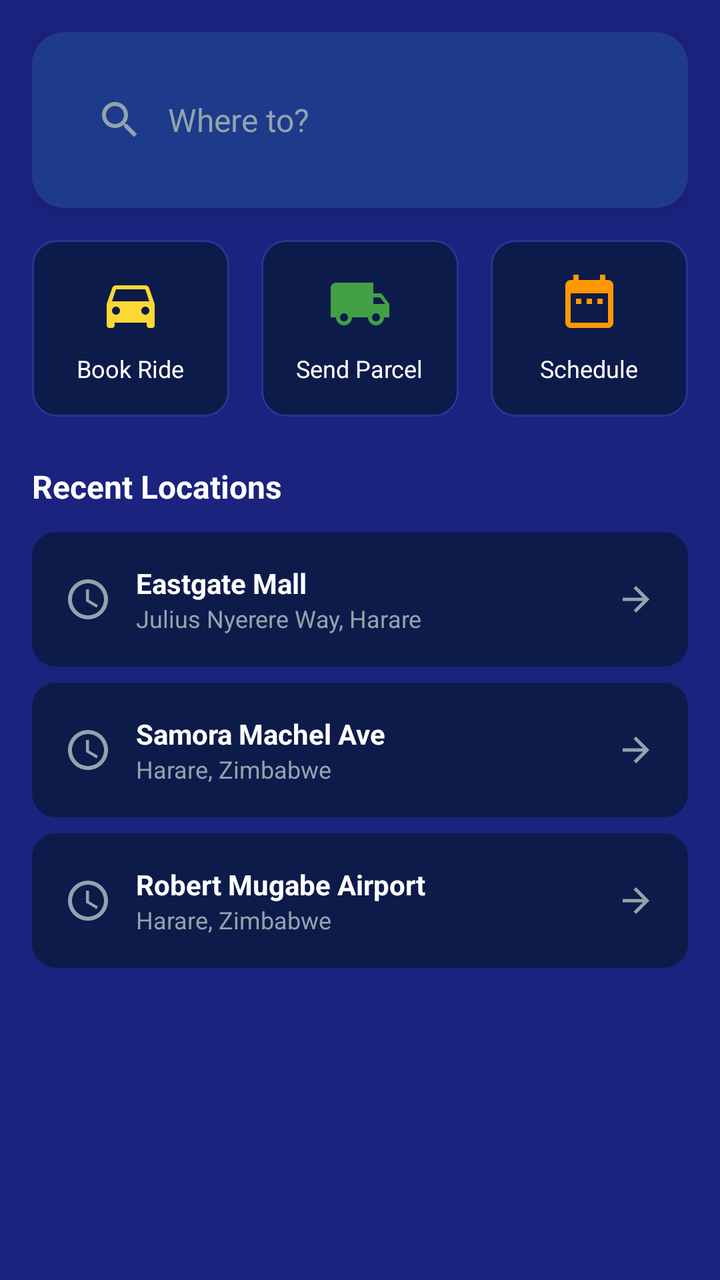
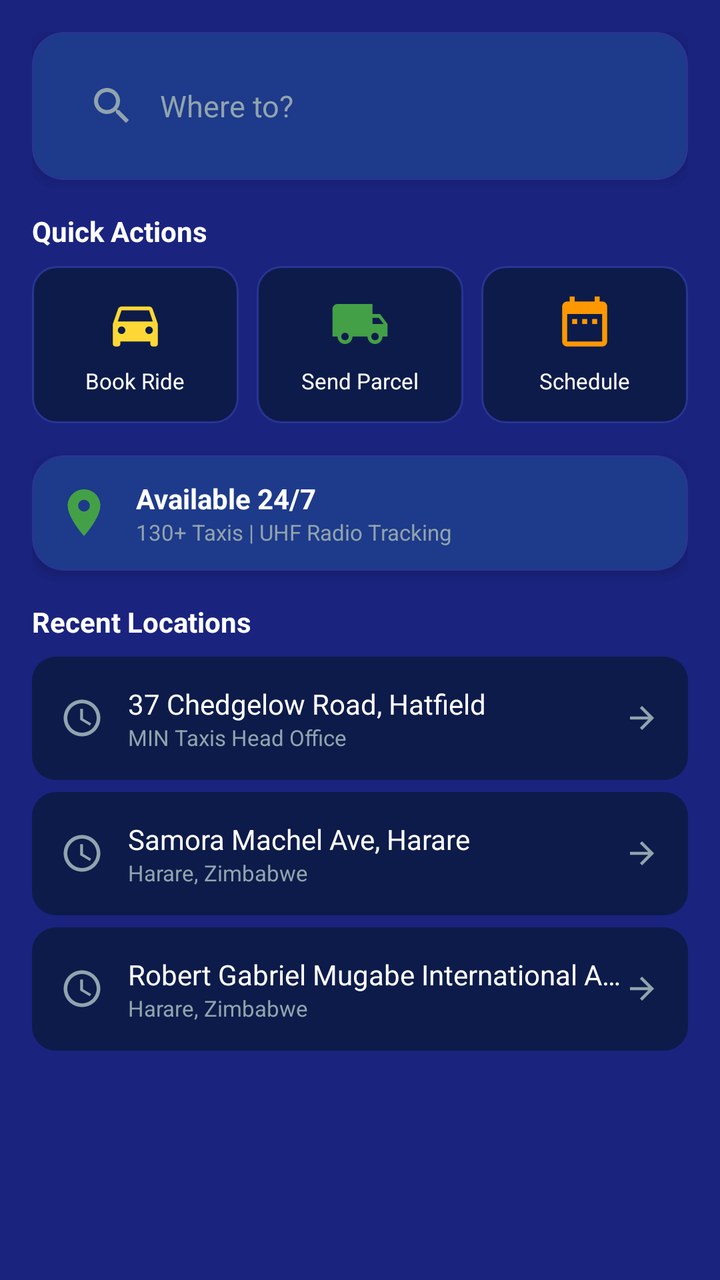

The first picture is an Android layout as it rendered before a commit; the second is the same layout after the commit. The layout source and the unified diff follow.
<!-- AndroidManifest.xml: application theme Theme.MinTaxis -->
<!-- res/layout/fragment_home.xml -->
<?xml version="1.0" encoding="utf-8"?>
<ScrollView 
    xmlns:android="http://schemas.android.com/apk/res/android"
    xmlns:app="http://schemas.android.com/apk/res-auto"
    android:layout_width="match_parent"
    android:layout_height="match_parent"
    android:background="@color/mintaxis_navy"
    android:fillViewport="true">

    <androidx.constraintlayout.widget.ConstraintLayout
        android:layout_width="match_parent"
        android:layout_height="wrap_content"
        android:padding="16dp">

        
        <com.google.android.material.card.MaterialCardView
            android:id="@+id/searchCard"
            style="@style/MinTaxis.Card"
            android:layout_width="0dp"
            android:layout_height="wrap_content"
            app:layout_constraintEnd_toEndOf="parent"
            app:layout_constraintStart_toStartOf="parent"
            app:layout_constraintTop_toTopOf="parent">

            <LinearLayout
                android:layout_width="match_parent"
                android:layout_height="wrap_content"
                android:orientation="vertical"
                android:padding="16dp">

                <EditText
                    android:id="@+id/searchDestination"
                    android:layout_width="match_parent"
                    android:layout_height="56dp"
                    android:background="@drawable/search_background"
                    android:drawableStart="@drawable/ic_search"
                    android:drawablePadding="12dp"
                    android:drawableTint="@color/mintaxis_text_muted"
                    android:hint="@string/where_to"
                    android:inputType="text"
                    android:paddingHorizontal="16dp"
                    android:textColor="@color/mintaxis_text_primary"
                    android:textColorHint="@color/mintaxis_text_muted"
                    android:textSize="16sp" />

            </LinearLayout>

        </com.google.android.material.card.MaterialCardView>

        
        <LinearLayout
            android:id="@+id/quickActions"
            android:layout_width="0dp"
            android:layout_height="wrap_content"
            android:orientation="horizontal"
            android:layout_marginTop="16dp"
            app:layout_constraintEnd_toEndOf="parent"
            app:layout_constraintStart_toStartOf="parent"
            app:layout_constraintTop_toBottomOf="@id/searchCard">

            
            <LinearLayout
                android:id="@+id/bookRideButton"
                android:layout_width="0dp"
                android:layout_height="wrap_content"
                android:layout_weight="1"
                android:orientation="vertical"
                android:gravity="center"
                android:background="@drawable/action_button_background"
                android:padding="16dp"
                android:layout_marginEnd="8dp">

                <ImageView
                    android:layout_width="32dp"
                    android:layout_height="32dp"
                    android:src="@drawable/ic_car"
                    android:tint="@color/mintaxis_yellow" />

                <TextView
                    android:layout_width="wrap_content"
                    android:layout_height="wrap_content"
                    android:text="Book Ride"
                    android:textColor="@color/mintaxis_text_primary"
                    android:textSize="12sp"
                    android:layout_marginTop="8dp" />

            </LinearLayout>

            
            <LinearLayout
                android:layout_width="0dp"
                android:layout_height="wrap_content"
                android:layout_weight="1"
                android:orientation="vertical"
                android:gravity="center"
                android:background="@drawable/action_button_background"
                android:padding="16dp"
                android:layout_marginStart="8dp"
                android:layout_marginEnd="8dp">

                <ImageView
                    android:layout_width="32dp"
                    android:layout_height="32dp"
                    android:src="@drawable/ic_parcel"
                    android:tint="@color/mintaxis_green" />

                <TextView
                    android:layout_width="wrap_content"
                    android:layout_height="wrap_content"
                    android:text="Send Parcel"
                    android:textColor="@color/mintaxis_text_primary"
                    android:textSize="12sp"
                    android:layout_marginTop="8dp" />

            </LinearLayout>

            
            <LinearLayout
                android:layout_width="0dp"
                android:layout_height="wrap_content"
                android:layout_weight="1"
                android:orientation="vertical"
                android:gravity="center"
                android:background="@drawable/action_button_background"
                android:padding="16dp"
                android:layout_marginStart="8dp">

                <ImageView
                    android:layout_width="32dp"
                    android:layout_height="32dp"
                    android:src="@drawable/ic_calendar"
                    android:tint="@color/mintaxis_orange" />

                <TextView
                    android:layout_width="wrap_content"
                    android:layout_height="wrap_content"
                    android:text="Schedule"
                    android:textColor="@color/mintaxis_text_primary"
                    android:textSize="12sp"
                    android:layout_marginTop="8dp" />

            </LinearLayout>

        </LinearLayout>

        
        <TextView
            android:id="@+id/recentTitle"
            android:layout_width="wrap_content"
            android:layout_height="wrap_content"
            android:text="Recent Locations"
            android:textColor="@color/mintaxis_text_primary"
            android:textSize="16sp"
            android:textStyle="bold"
            android:layout_marginTop="24dp"
            app:layout_constraintStart_toStartOf="parent"
            app:layout_constraintTop_toBottomOf="@id/quickActions" />

        
        <LinearLayout
            android:id="@+id/recentLocation1"
            android:layout_width="0dp"
            android:layout_height="wrap_content"
            android:orientation="horizontal"
            android:gravity="center_vertical"
            android:background="@drawable/location_item_background"
            android:padding="16dp"
            android:layout_marginTop="12dp"
            app:layout_constraintEnd_toEndOf="parent"
            app:layout_constraintStart_toStartOf="parent"
            app:layout_constraintTop_toBottomOf="@id/recentTitle">

            <ImageView
                android:layout_width="24dp"
                android:layout_height="24dp"
                android:src="@drawable/ic_history"
                android:tint="@color/mintaxis_text_muted" />

            <LinearLayout
                android:layout_width="0dp"
                android:layout_height="wrap_content"
                android:layout_weight="1"
                android:orientation="vertical"
                android:layout_marginStart="12dp">

                <TextView
                    android:layout_width="wrap_content"
                    android:layout_height="wrap_content"
                    android:text="Eastgate Mall"
                    android:textColor="@color/mintaxis_text_primary"
                    android:textSize="14sp"
                    android:textStyle="bold" />

                <TextView
                    android:layout_width="wrap_content"
                    android:layout_height="wrap_content"
                    android:text="Julius Nyerere Way, Harare"
                    android:textColor="@color/mintaxis_text_muted"
                    android:textSize="12sp" />

            </LinearLayout>

            <ImageView
                android:layout_width="20dp"
                android:layout_height="20dp"
                android:src="@drawable/ic_arrow_forward"
                android:tint="@color/mintaxis_text_muted" />

        </LinearLayout>

        
        <LinearLayout
            android:id="@+id/recentLocation2"
            android:layout_width="0dp"
            android:layout_height="wrap_content"
            android:orientation="horizontal"
            android:gravity="center_vertical"
            android:background="@drawable/location_item_background"
            android:padding="16dp"
            android:layout_marginTop="8dp"
            app:layout_constraintEnd_toEndOf="parent"
            app:layout_constraintStart_toStartOf="parent"
            app:layout_constraintTop_toBottomOf="@id/recentLocation1">

            <ImageView
                android:layout_width="24dp"
                android:layout_height="24dp"
                android:src="@drawable/ic_history"
                android:tint="@color/mintaxis_text_muted" />

            <LinearLayout
                android:layout_width="0dp"
                android:layout_height="wrap_content"
                android:layout_weight="1"
                android:orientation="vertical"
                android:layout_marginStart="12dp">

                <TextView
                    android:layout_width="wrap_content"
                    android:layout_height="wrap_content"
                    android:text="Samora Machel Ave"
                    android:textColor="@color/mintaxis_text_primary"
                    android:textSize="14sp"
                    android:textStyle="bold" />

                <TextView
                    android:layout_width="wrap_content"
                    android:layout_height="wrap_content"
                    android:text="Harare, Zimbabwe"
                    android:textColor="@color/mintaxis_text_muted"
                    android:textSize="12sp" />

            </LinearLayout>

            <ImageView
                android:layout_width="20dp"
                android:layout_height="20dp"
                android:src="@drawable/ic_arrow_forward"
                android:tint="@color/mintaxis_text_muted" />

        </LinearLayout>

        
        <LinearLayout
            android:id="@+id/recentLocation3"
            android:layout_width="0dp"
            android:layout_height="wrap_content"
            android:orientation="horizontal"
            android:gravity="center_vertical"
            android:background="@drawable/location_item_background"
            android:padding="16dp"
            android:layout_marginTop="8dp"
            app:layout_constraintEnd_toEndOf="parent"
            app:layout_constraintStart_toStartOf="parent"
            app:layout_constraintTop_toBottomOf="@id/recentLocation2">

            <ImageView
                android:layout_width="24dp"
                android:layout_height="24dp"
                android:src="@drawable/ic_history"
                android:tint="@color/mintaxis_text_muted" />

            <LinearLayout
                android:layout_width="0dp"
                android:layout_height="wrap_content"
                android:layout_weight="1"
                android:orientation="vertical"
                android:layout_marginStart="12dp">

                <TextView
                    android:layout_width="wrap_content"
                    android:layout_height="wrap_content"
                    android:text="Robert Mugabe Airport"
                    android:textColor="@color/mintaxis_text_primary"
                    android:textSize="14sp"
                    android:textStyle="bold" />

                <TextView
                    android:layout_width="wrap_content"
                    android:layout_height="wrap_content"
                    android:text="Harare, Zimbabwe"
                    android:textColor="@color/mintaxis_text_muted"
                    android:textSize="12sp" />

            </LinearLayout>

            <ImageView
                android:layout_width="20dp"
                android:layout_height="20dp"
                android:src="@drawable/ic_arrow_forward"
                android:tint="@color/mintaxis_text_muted" />

        </LinearLayout>

    </androidx.constraintlayout.widget.ConstraintLayout>
</ScrollView>
<!-- resources referenced by this layout -->
<resources>
  <color name="mintaxis_green">#43A047</color>
  <color name="mintaxis_navy">#1A237E</color>
  <color name="mintaxis_orange">#FF9800</color>
  <color name="mintaxis_text_muted">#90A4AE</color>
  <color name="mintaxis_text_primary">#FFFFFF</color>
  <color name="mintaxis_yellow">#FDD835</color>
  <!-- drawable action_button_background (drawable) -->
  <?xml version="1.0" encoding="utf-8"?>
  <shape xmlns:android="http://schemas.android.com/apk/res/android"
      android:shape="rectangle">
      <solid android:color="@color/mintaxis_navy_dark" />
      <corners android:radius="12dp" />
      <stroke
          android:width="1dp"
          android:color="@color/mintaxis_navy_light" />
  </shape>
  <!-- drawable ic_arrow_forward (drawable) -->
  <vector xmlns:android="http://schemas.android.com/apk/res/android"
      android:width="24dp"
      android:height="24dp"
      android:viewportWidth="24"
      android:viewportHeight="24">
      <path
          android:fillColor="#FFFFFF"
          android:pathData="M12,4l-1.41,1.41L16.17,11H4v2h12.17l-5.58,5.59L12,20l8,-8z"/>
  </vector>
  <!-- drawable ic_calendar (drawable) -->
  <vector xmlns:android="http://schemas.android.com/apk/res/android"
      android:width="24dp"
      android:height="24dp"
      android:viewportWidth="24"
      android:viewportHeight="24">
      <path
          android:fillColor="#FFFFFF"
          android:pathData="M19,3h-1V1h-2v2H8V1H6v2H5c-1.11,0 -1.99,0.9 -1.99,2L3,19c0,1.1 0.89,2 2,2h14c1.1,0 2,-0.9 2,-2V5c0,-1.1 -0.9,-2 -2,-2zM19,19H5V8h14v11zM9,10H7v2h2v-2zM13,10h-2v2h2v-2zM17,10h-2v2h2v-2z"/>
  </vector>
  <!-- drawable location_item_background (drawable) -->
  <?xml version="1.0" encoding="utf-8"?>
  <shape xmlns:android="http://schemas.android.com/apk/res/android"
      android:shape="rectangle">
      <solid android:color="@color/mintaxis_navy_dark" />
      <corners android:radius="12dp" />
  </shape>
  <!-- drawable search_background (drawable) -->
  <?xml version="1.0" encoding="utf-8"?>
  <shape xmlns:android="http://schemas.android.com/apk/res/android"
      android:shape="rectangle">
      <solid android:color="@color/mintaxis_card" />
      <corners android:radius="12dp" />
  </shape>
  <string name="where_to">Where to?</string>
  <style name="MinTaxis.Card" parent="Widget.MaterialComponents.CardView">
          <item name="cardBackgroundColor">@color/mintaxis_card</item>
          <item name="cardCornerRadius">16dp</item>
          <item name="cardElevation">4dp</item>
          <item name="strokeColor">@color/mintaxis_navy_light</item>
          <item name="strokeWidth">1dp</item>
      </style>
  <color name="mintaxis_navy_dark">#0D1B4A</color>
  <color name="mintaxis_navy_light">#283593</color>
  <color name="mintaxis_card">#1E3A8A</color>
  <color name="mintaxis_background">#1A237E</color>
  <color name="mintaxis_text_secondary">#CFD8DC</color>
  <!-- unchanged entries left out for length: 5 -->
</resources>

<!-- the commit's change to res/layout/fragment_home.xml (unified diff, before → after) -->
@@ -7,31 +7,28 @@
     android:background="@color/mintaxis_navy"
     android:fillViewport="true">
 
-    <androidx.constraintlayout.widget.ConstraintLayout
+    <LinearLayout
         android:layout_width="match_parent"
         android:layout_height="wrap_content"
+        android:orientation="vertical"
         android:padding="16dp">
 
         
         <com.google.android.material.card.MaterialCardView
-            android:id="@+id/searchCard"
             style="@style/MinTaxis.Card"
-            android:layout_width="0dp"
-            android:layout_height="wrap_content"
-            app:layout_constraintEnd_toEndOf="parent"
-            app:layout_constraintStart_toStartOf="parent"
-            app:layout_constraintTop_toTopOf="parent">
+            android:layout_width="match_parent"
+            android:layout_height="wrap_content">
 
             <LinearLayout
                 android:layout_width="match_parent"
                 android:layout_height="wrap_content"
                 android:orientation="vertical"
-                android:padding="16dp">
+                android:padding="12dp">
 
                 <EditText
                     android:id="@+id/searchDestination"
                     android:layout_width="match_parent"
-                    android:layout_height="56dp"
+                    android:layout_height="50dp"
                     android:background="@drawable/search_background"
                     android:drawableStart="@drawable/ic_search"
                     android:drawablePadding="12dp"
@@ -41,22 +38,27 @@
                     android:paddingHorizontal="16dp"
                     android:textColor="@color/mintaxis_text_primary"
                     android:textColorHint="@color/mintaxis_text_muted"
-                    android:textSize="16sp" />
+                    android:textSize="15sp" />
 
             </LinearLayout>
 
         </com.google.android.material.card.MaterialCardView>
 
         
+        <TextView
+            android:layout_width="wrap_content"
+            android:layout_height="wrap_content"
+            android:text="@string/quick_actions"
+            android:textColor="@color/mintaxis_text_primary"
+            android:textSize="14sp"
+            android:textStyle="bold"
+            android:layout_marginTop="16dp" />
+
         <LinearLayout
-            android:id="@+id/quickActions"
-            android:layout_width="0dp"
+            android:layout_width="match_parent"
             android:layout_height="wrap_content"
             android:orientation="horizontal"
-            android:layout_marginTop="16dp"
-            app:layout_constraintEnd_toEndOf="parent"
-            app:layout_constraintStart_toStartOf="parent"
-            app:layout_constraintTop_toBottomOf="@id/searchCard">
+            android:layout_marginTop="8dp">
 
             
             <LinearLayout
@@ -67,112 +69,156 @@
                 android:orientation="vertical"
                 android:gravity="center"
                 android:background="@drawable/action_button_background"
-                android:padding="16dp"
-                android:layout_marginEnd="8dp">
+                android:padding="14dp"
+                android:layout_marginEnd="6dp">
 
                 <ImageView
-                    android:layout_width="32dp"
-                    android:layout_height="32dp"
+                    android:layout_width="30dp"
+                    android:layout_height="30dp"
                     android:src="@drawable/ic_car"
                     android:tint="@color/mintaxis_yellow" />
 
                 <TextView
                     android:layout_width="wrap_content"
                     android:layout_height="wrap_content"
-                    android:text="Book Ride"
-                    android:textColor="@color/mintaxis_text_primary"
-                    android:textSize="12sp"
-                    android:layout_marginTop="8dp" />
+                    android:text="@string/book_ride"
+                    android:textColor="@color/mintaxis_text_primary"
+                    android:textSize="11sp"
+                    android:layout_marginTop="6dp" />
 
             </LinearLayout>
 
             
             <LinearLayout
+                android:id="@+id/parcelButton"
                 android:layout_width="0dp"
                 android:layout_height="wrap_content"
                 android:layout_weight="1"
                 android:orientation="vertical"
                 android:gravity="center"
                 android:background="@drawable/action_button_background"
-                android:padding="16dp"
-                android:layout_marginStart="8dp"
-                android:layout_marginEnd="8dp">
+                android:padding="14dp"
+                android:layout_marginStart="3dp"
+                android:layout_marginEnd="3dp">
 
                 <ImageView
-                    android:layout_width="32dp"
-                    android:layout_height="32dp"
+                    android:layout_width="30dp"
+                    android:layout_height="30dp"
                     android:src="@drawable/ic_parcel"
                     android:tint="@color/mintaxis_green" />
 
                 <TextView
                     android:layout_width="wrap_content"
                     android:layout_height="wrap_content"
-                    android:text="Send Parcel"
-                    android:textColor="@color/mintaxis_text_primary"
-                    android:textSize="12sp"
-                    android:layout_marginTop="8dp" />
+                    android:text="@string/send_parcel"
+                    android:textColor="@color/mintaxis_text_primary"
+                    android:textSize="11sp"
+                    android:layout_marginTop="6dp" />
 
             </LinearLayout>
 
             
             <LinearLayout
+                android:id="@+id/scheduleButton"
                 android:layout_width="0dp"
                 android:layout_height="wrap_content"
                 android:layout_weight="1"
                 android:orientation="vertical"
                 android:gravity="center"
                 android:background="@drawable/action_button_background"
-                android:padding="16dp"
-                android:layout_marginStart="8dp">
+                android:padding="14dp"
+                android:layout_marginStart="6dp">
 
                 <ImageView
-                    android:layout_width="32dp"
-                    android:layout_height="32dp"
+                    android:layout_width="30dp"
+                    android:layout_height="30dp"
                     android:src="@drawable/ic_calendar"
                     android:tint="@color/mintaxis_orange" />
 
                 <TextView
                     android:layout_width="wrap_content"
                     android:layout_height="wrap_content"
-                    android:text="Schedule"
-                    android:textColor="@color/mintaxis_text_primary"
-                    android:textSize="12sp"
-                    android:layout_marginTop="8dp" />
+                    android:text="@string/schedule_ride"
+                    android:textColor="@color/mintaxis_text_primary"
+                    android:textSize="11sp"
+                    android:layout_marginTop="6dp" />
 
             </LinearLayout>
 
         </LinearLayout>
 
         
+        <com.google.android.material.card.MaterialCardView
+            style="@style/MinTaxis.Card"
+            android:layout_width="match_parent"
+            android:layout_height="wrap_content"
+            android:layout_marginTop="16dp">
+
+            <LinearLayout
+                android:layout_width="match_parent"
+                android:layout_height="wrap_content"
+                android:orientation="horizontal"
+                android:gravity="center_vertical"
+                android:padding="12dp">
+
+                <ImageView
+                    android:layout_width="28dp"
+                    android:layout_height="28dp"
+                    android:src="@drawable/ic_location"
+                    android:tint="@color/mintaxis_green" />
+
+                <LinearLayout
+                    android:layout_width="0dp"
+                    android:layout_height="wrap_content"
+                    android:layout_weight="1"
+                    android:orientation="vertical"
+                    android:layout_marginStart="12dp">
+
+                    <TextView
+                        android:layout_width="wrap_content"
+                        android:layout_height="wrap_content"
+                        android:text="@string/available_24_7"
+                        android:textColor="@color/mintaxis_text_primary"
+                        android:textSize="14sp"
+                        android:textStyle="bold" />
+
+                    <TextView
+                        android:layout_width="wrap_content"
+                        android:layout_height="wrap_content"
+                        android:text="130+ Taxis | UHF Radio Tracking"
+                        android:textColor="@color/mintaxis_text_muted"
+                        android:textSize="11sp" />
+
+                </LinearLayout>
+
+            </LinearLayout>
+
+        </com.google.android.material.card.MaterialCardView>
+
+        
         <TextView
-            android:id="@+id/recentTitle"
             android:layout_width="wrap_content"
             android:layout_height="wrap_content"
-            android:text="Recent Locations"
+            android:text="@string/recent_locations"
             android:textColor="@color/mintaxis_text_primary"
-            android:textSize="16sp"
+            android:textSize="14sp"
             android:textStyle="bold"
-            android:layout_marginTop="24dp"
-            app:layout_constraintStart_toStartOf="parent"
-            app:layout_constraintTop_toBottomOf="@id/quickActions" />
+            android:layout_marginTop="16dp" />
 
         
         <LinearLayout
             android:id="@+id/recentLocation1"
-            android:layout_width="0dp"
+            android:layout_width="match_parent"
             android:layout_height="wrap_content"
             android:orientation="horizontal"
             android:gravity="center_vertical"
             android:background="@drawable/location_item_background"
-            android:padding="16dp"
-            android:layout_marginTop="12dp"
-            app:layout_constraintEnd_toEndOf="parent"
-            app:layout_constraintStart_toStartOf="parent"
-            app:layout_constraintTop_toBottomOf="@id/recentTitle">
-
-            <ImageView
-                android:layout_width="24dp"
-                android:layout_height="24dp"
+            android:padding="14dp"
+            android:layout_marginTop="8dp">
+
+            <ImageView
+                android:layout_width="22dp"
+                android:layout_height="22dp"
                 android:src="@drawable/ic_history"
                 android:tint="@color/mintaxis_text_muted" />
 
@@ -186,23 +232,22 @@
                 <TextView
                     android:layout_width="wrap_content"
                     android:layout_height="wrap_content"
-                    android:text="Eastgate Mall"
-                    android:textColor="@color/mintaxis_text_primary"
-                    android:textSize="14sp"
-                    android:textStyle="bold" />
-
-                <TextView
-                    android:layout_width="wrap_content"
-                    android:layout_height="wrap_content"
-                    android:text="Julius Nyerere Way, Harare"
+                    android:text="37 Chedgelow Road, Hatfield"
+                    android:textColor="@color/mintaxis_text_primary"
+                    android:textSize="14sp" />
+
+                <TextView
+                    android:layout_width="wrap_content"
+                    android:layout_height="wrap_content"
+                    android:text="MIN Taxis Head Office"
                     android:textColor="@color/mintaxis_text_muted"
-                    android:textSize="12sp" />
-
-            </LinearLayout>
-
-            <ImageView
-                android:layout_width="20dp"
-                android:layout_height="20dp"
+                    android:textSize="11sp" />
+
+            </LinearLayout>
+
+            <ImageView
+                android:layout_width="18dp"
+                android:layout_height="18dp"
                 android:src="@drawable/ic_arrow_forward"
                 android:tint="@color/mintaxis_text_muted" />
 
@@ -211,20 +256,17 @@
         
         <LinearLayout
             android:id="@+id/recentLocation2"
-            android:layout_width="0dp"
+            android:layout_width="match_parent"
             android:layout_height="wrap_content"
             android:orientation="horizontal"
             android:gravity="center_vertical"
             android:background="@drawable/location_item_background"
-            android:padding="16dp"
-            android:layout_marginTop="8dp"
-            app:layout_constraintEnd_toEndOf="parent"
-            app:layout_constraintStart_toStartOf="parent"
-            app:layout_constraintTop_toBottomOf="@id/recentLocation1">
-
-            <ImageView
-                android:layout_width="24dp"
-                android:layout_height="24dp"
+            android:padding="14dp"
+            android:layout_marginTop="6dp">
+
+            <ImageView
+                android:layout_width="22dp"
+                android:layout_height="22dp"
                 android:src="@drawable/ic_history"
                 android:tint="@color/mintaxis_text_muted" />
 
@@ -238,23 +280,22 @@
                 <TextView
                     android:layout_width="wrap_content"
                     android:layout_height="wrap_content"
-                    android:text="Samora Machel Ave"
-                    android:textColor="@color/mintaxis_text_primary"
-                    android:textSize="14sp"
-                    android:textStyle="bold" />
+                    android:text="Samora Machel Ave, Harare"
+                    android:textColor="@color/mintaxis_text_primary"
+                    android:textSize="14sp" />
 
                 <TextView
                     android:layout_width="wrap_content"
                     android:layout_height="wrap_content"
                     android:text="Harare, Zimbabwe"
                     android:textColor="@color/mintaxis_text_muted"
-                    android:textSize="12sp" />
-
-            </LinearLayout>
-
-            <ImageView
-                android:layout_width="20dp"
-                android:layout_height="20dp"
+                    android:textSize="11sp" />
+
+            </LinearLayout>
+
+            <ImageView
+                android:layout_width="18dp"
+                android:layout_height="18dp"
                 android:src="@drawable/ic_arrow_forward"
                 android:tint="@color/mintaxis_text_muted" />
 
@@ -263,20 +304,18 @@
         
         <LinearLayout
             android:id="@+id/recentLocation3"
-            android:layout_width="0dp"
+            android:layout_width="match_parent"
             android:layout_height="wrap_content"
             android:orientation="horizontal"
             android:gravity="center_vertical"
             android:background="@drawable/location_item_background"
-            android:padding="16dp"
-            android:layout_marginTop="8dp"
-            app:layout_constraintEnd_toEndOf="parent"
-            app:layout_constraintStart_toStartOf="parent"
-            app:layout_constraintTop_toBottomOf="@id/recentLocation2">
-
-            <ImageView
-                android:layout_width="24dp"
-                android:layout_height="24dp"
+            android:padding="14dp"
+            android:layout_marginTop="6dp"
+            android:layout_marginBottom="16dp">
+
+            <ImageView
+                android:layout_width="22dp"
+                android:layout_height="22dp"
                 android:src="@drawable/ic_history"
                 android:tint="@color/mintaxis_text_muted" />
 
@@ -290,27 +329,28 @@
                 <TextView
                     android:layout_width="wrap_content"
                     android:layout_height="wrap_content"
-                    android:text="Robert Mugabe Airport"
+                    android:text="Robert Gabriel Mugabe International Airport"
                     android:textColor="@color/mintaxis_text_primary"
                     android:textSize="14sp"
-                    android:textStyle="bold" />
+                    android:maxLines="1"
+                    android:ellipsize="end" />
 
                 <TextView
                     android:layout_width="wrap_content"
                     android:layout_height="wrap_content"
                     android:text="Harare, Zimbabwe"
                     android:textColor="@color/mintaxis_text_muted"
-                    android:textSize="12sp" />
-
-            </LinearLayout>
-
-            <ImageView
-                android:layout_width="20dp"
-                android:layout_height="20dp"
+                    android:textSize="11sp" />
+
+            </LinearLayout>
+
+            <ImageView
+                android:layout_width="18dp"
+                android:layout_height="18dp"
                 android:src="@drawable/ic_arrow_forward"
                 android:tint="@color/mintaxis_text_muted" />
 
         </LinearLayout>
 
-    </androidx.constraintlayout.widget.ConstraintLayout>
+    </LinearLayout>
 </ScrollView>
<!-- resource entries referenced after the edit -->
@@ -36,6 +36,16 @@
           android:fillColor="#FFFFFF"
           android:pathData="M19,3h-1V1h-2v2H8V1H6v2H5c-1.11,0 -1.99,0.9 -1.99,2L3,19c0,1.1 0.89,2 2,2h14c1.1,0 2,-0.9 2,-2V5c0,-1.1 -0.9,-2 -2,-2zM19,19H5V8h14v11zM9,10H7v2h2v-2zM13,10h-2v2h2v-2zM17,10h-2v2h2v-2z"/>
   </vector>
+  <!-- drawable ic_location (drawable) -->
+  <vector xmlns:android="http://schemas.android.com/apk/res/android"
+      android:width="24dp"
+      android:height="24dp"
+      android:viewportWidth="24"
+      android:viewportHeight="24">
+      <path
+          android:fillColor="#FFFFFF"
+          android:pathData="M12,2C8.13,2 5,5.13 5,9c0,5.25 7,13 7,13s7,-7.75 7,-13c0,-3.87 -3.13,-7 -7,-7zM12,11.5c-1.38,0 -2.5,-1.12 -2.5,-2.5s1.12,-2.5 2.5,-2.5 2.5,1.12 2.5,2.5 -1.12,2.5 -2.5,2.5z"/>
+  </vector>
   <!-- drawable location_item_background (drawable) -->
   <?xml version="1.0" encoding="utf-8"?>
   <shape xmlns:android="http://schemas.android.com/apk/res/android"
@@ -50,6 +60,12 @@
       <solid android:color="@color/mintaxis_card" />
       <corners android:radius="12dp" />
   </shape>
+  <string name="available_24_7">Available 24/7</string>
+  <string name="book_ride">Book Ride</string>
+  <string name="quick_actions">Quick Actions</string>
+  <string name="recent_locations">Recent Locations</string>
+  <string name="schedule_ride">Schedule</string>
+  <string name="send_parcel">Send Parcel</string>
   <string name="where_to">Where to?</string>
   <style name="MinTaxis.Card" parent="Widget.MaterialComponents.CardView">
           <item name="cardBackgroundColor">@color/mintaxis_card</item>
